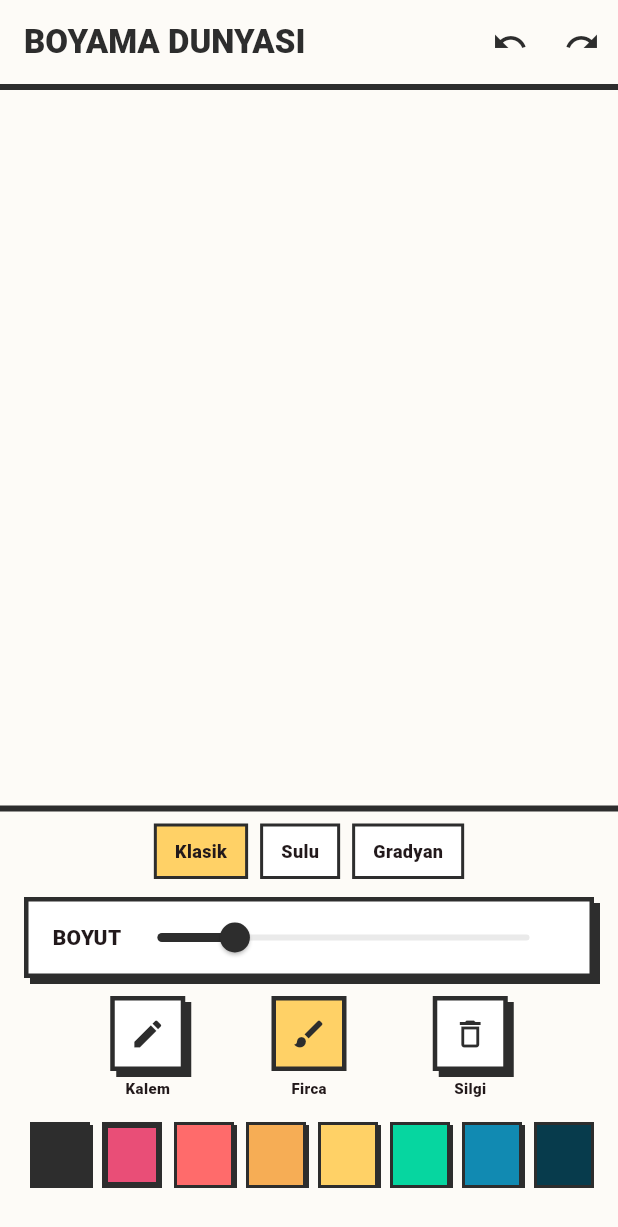
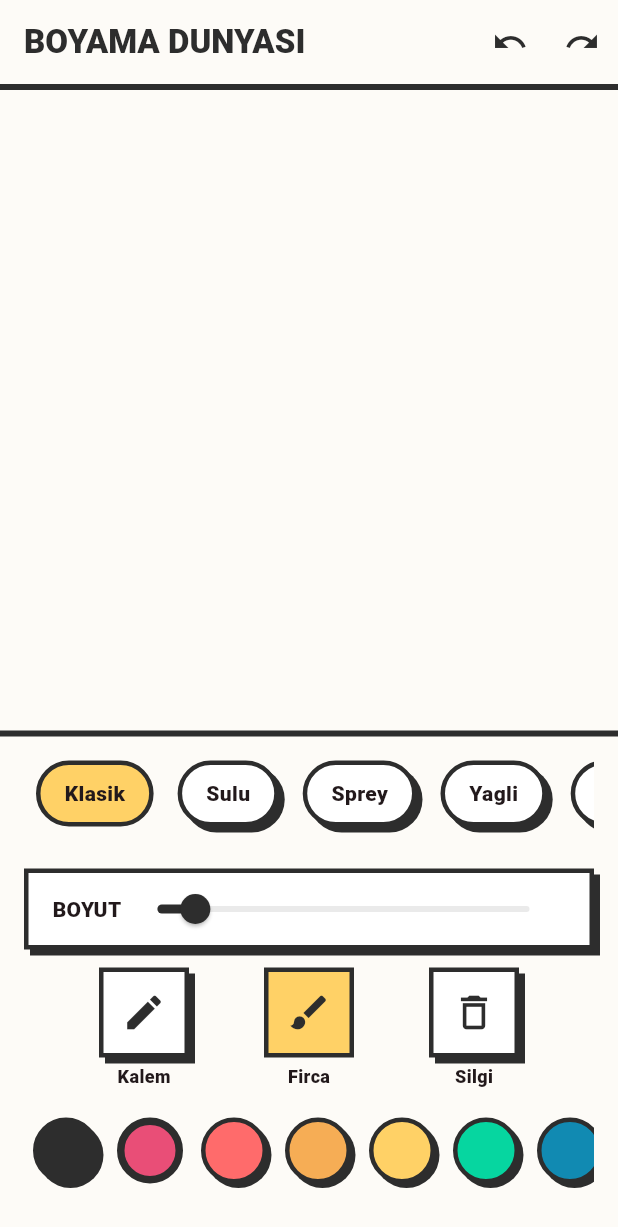
Before and after one commit to gokhanuzenn/color, a Flutter app: the ColoringCanvasScreen screen opened directly with empty values, item 2 of the bottom bar chosen, on a phone screen of 412 x 824 dp. Shown: the top 1227 px of the screen. Run offline on Flutter 3.47's test engine with Material 3 defaults, Android fonts, the light colour scheme and no system bars; statements that could not run were skipped.

Commit message:
Restore beautiful UI features (42 colors, circular palette, oval buttons) with coordinate and scaling fixes

```diff
--- a/lib/screens/coloring_canvas_screen.dart
+++ b/lib/screens/coloring_canvas_screen.dart
@@ -11,15 +11,20 @@ enum DrawingTool {
   kursun,
   tukenmez,
   keceli,
+  jel_kalem,
+  komur,
+  boya_kalemi,
   firca_classic,
   sulu_firca,
-  boya_kalemi,
+  sprey,
+  yagli_boya,
+  kuru_firca,
+  gradyan_fircasi,
   eraser,
-  gradyan_fircasi,
 }
 
 abstract class PaintOp {
-  void draw(Canvas canvas, double parentOpacity, Color secondaryColor, double scale, double offsetX, double offsetY);
+  void draw(Canvas canvas, double parentOpacity, Color secondaryColor);
   Map<String, dynamic> toJson();
 }
 
@@ -29,8 +34,6 @@ class PathOp extends PaintOp {
   final Color color;
   final double strokeWidth;
   final double opacity;
-  final ui.Path? clipPath;
-  ui.Path? _memoizedPath;
 
   PathOp({
     required this.points,
@@ -38,41 +41,10 @@ class PathOp extends PaintOp {
     required this.color,
     required this.strokeWidth,
     this.opacity = 1.0,
-    this.clipPath,
   });
 
-  ui.Path get path {
-    if (_memoizedPath != null) return _memoizedPath!;
-    _memoizedPath = ui.Path();
-    if (points.isEmpty) return _memoizedPath!;
-
-    bool first = true;
-    for (int i = 0; i < points.length; i++) {
-      if (points[i] != null) {
-        if (first) {
-          _memoizedPath!.moveTo(points[i]!.dx, points[i]!.dy);
-          first = false;
-        } else {
-          _memoizedPath!.lineTo(points[i]!.dx, points[i]!.dy);
-        }
-      } else {
-        first = true;
-      }
-    }
-    return _memoizedPath!;
-  }
-
-  void invalidatePath() {
-    _memoizedPath = null;
-  }
-
   @override
-  void draw(Canvas canvas, double parentOpacity, Color secondaryColor, double scale, double offsetX, double offsetY) {
-    if (clipPath != null) {
-      canvas.save();
-      canvas.clipPath(clipPath!);
-    }
-
+  void draw(Canvas canvas, double parentOpacity, Color secondaryColor) {
     final finalOpacity = opacity * parentOpacity;
     final paint = Paint()
       ..color = color.withOpacity(finalOpacity)
@@ -87,20 +59,77 @@ class PathOp extends PaintOp {
     }
 
     switch (tool) {
-      case DrawingTool.sulu_firca:
-        paint.maskFilter = const MaskFilter.blur(BlurStyle.normal, 8);
-        paint.color = color.withOpacity(finalOpacity * 0.2);
-        paint.strokeWidth = strokeWidth * 2.5;
-        canvas.drawPath(path, paint);
+      case DrawingTool.kursun:
+        paint.strokeWidth = strokeWidth * 0.4;
+        paint.color = color.withOpacity(finalOpacity * 0.7);
+        _drawBasic(canvas, paint);
+        break;
+      case DrawingTool.tukenmez:
+        paint.strokeWidth = strokeWidth * 0.3;
+        paint.color = color.withOpacity(finalOpacity * 0.95);
+        _drawBasic(canvas, paint);
+        break;
+      case DrawingTool.keceli:
+        paint.strokeWidth = strokeWidth * 1.2;
+        paint.strokeCap = StrokeCap.square;
+        paint.color = color.withOpacity(finalOpacity * 0.5);
+        _drawBasic(canvas, paint);
+        break;
+      case DrawingTool.jel_kalem:
+        paint.strokeWidth = strokeWidth * 0.6;
+        _drawBasic(canvas, paint..color = color.withOpacity(finalOpacity * 1.0));
+        break;
+      case DrawingTool.komur:
+        final rnd = math.Random(13);
+        for (int i = 0; i < points.length - 1; i++) {
+          if (points[i] != null && points[i + 1] != null) {
+            for (int j = 0; j < 8; j++) {
+              Offset off = Offset(rnd.nextDouble() * 8 - 4, rnd.nextDouble() * 8 - 4);
+              canvas.drawCircle(points[i]! + off, rnd.nextDouble() * 2, paint..color = color.withOpacity(finalOpacity * 0.2)..style = PaintingStyle.fill);
+            }
+          }
+        }
         break;
       case DrawingTool.boya_kalemi:
         final rnd = math.Random(42);
         for (int i = 0; i < points.length - 1; i++) {
           if (points[i] != null && points[i + 1] != null) {
             for (int j = 0; j < 5; j++) {
-              Offset off = Offset(rnd.nextDouble() * 4 - 2, rnd.nextDouble() * 4 - 2);
-              canvas.drawLine(points[i]! + off, points[i + 1]! + off, paint..color = color.withOpacity(finalOpacity * 0.6));
+              Offset off = Offset(rnd.nextDouble() * 5 - 2.5, rnd.nextDouble() * 5 - 2.5);
+              canvas.drawLine(points[i]! + off, points[i + 1]! + off, paint..color = color.withOpacity(finalOpacity * 0.5)..strokeWidth = strokeWidth * 0.3);
             }
+          }
+        }
+        break;
+      case DrawingTool.sulu_firca:
+        paint.maskFilter = const MaskFilter.blur(BlurStyle.normal, 10);
+        paint.color = color.withOpacity(finalOpacity * 0.2);
+        paint.strokeWidth = strokeWidth * 2.0;
+        _drawBasic(canvas, paint);
+        break;
+      case DrawingTool.sprey:
+        final rnd = math.Random();
+        for (int i = 0; i < points.length; i++) {
+          if (points[i] != null) {
+            for (int j = 0; j < 15; j++) {
+              double r = rnd.nextDouble() * strokeWidth * 2.0;
+              double angle = rnd.nextDouble() * 2 * math.pi;
+              Offset off = Offset(r * math.cos(angle), r * math.sin(angle));
+              canvas.drawCircle(points[i]! + off, rnd.nextDouble() * 1.5, paint..color = color.withOpacity(finalOpacity * 0.15)..style = PaintingStyle.fill);
+            }
+          }
+        }
+        break;
+      case DrawingTool.yagli_boya:
+        paint.strokeWidth = strokeWidth * 1.5;
+        _drawBasic(canvas, paint..color = color.withOpacity(finalOpacity * 0.8));
+        break;
+      case DrawingTool.kuru_firca:
+        paint.strokeWidth = strokeWidth * 0.4;
+        final rnd = math.Random(7);
+        for (int i = 0; i < points.length - 1; i++) {
+          if (points[i] != null && points[i + 1] != null && rnd.nextDouble() > 0.3) {
+            canvas.drawLine(points[i]!, points[i+1]!, paint..color = color.withOpacity(finalOpacity * 0.4));
           }
         }
         break;
@@ -119,37 +148,35 @@ class PathOp extends PaintOp {
         }
         break;
       default:
-        canvas.drawPath(path, paint);
+        _drawBasic(canvas, paint);
+    }
   }
 
-    if (clipPath != null) {
-      canvas.restore();
+  void _drawBasic(Canvas canvas, Paint paint) {
+    for (int i = 0; i < points.length - 1; i++) {
+      if (points[i] != null && points[i + 1] != null) {
+        canvas.drawLine(points[i]!, points[i + 1]!, paint);
+      }
     }
   }
 
   @override
-  Map<String, dynamic> toJson() {
-    return {
+  Map<String, dynamic> toJson() => {
     'type': 'path',
+    'points': points.map((p) => p == null ? null : {'x': p.dx, 'y': p.dy}).toList(),
     'tool': tool.index,
     'color': color.value,
     'strokeWidth': strokeWidth,
     'opacity': opacity,
-      'points': points.map((p) => p == null ? null : {'x': p.dx, 'y': p.dy}).toList(),
   };
-  }
 
   static PathOp fromJson(Map<String, dynamic> json) {
     return PathOp(
+      points: (json['points'] as List).map((p) => p == null ? null : Offset((p['x'] as num).toDouble(), (p['y'] as num).toDouble())).toList(),
       tool: DrawingTool.values[json['tool'] as int],
       color: Color(json['color'] as int),
       strokeWidth: (json['strokeWidth'] as num).toDouble(),
       opacity: (json['opacity'] as num).toDouble(),
-      points: (json['points'] as List).map((p) {
-        if (p == null) return null;
-        final map = p as Map<String, dynamic>;
-        return Offset((map['x'] as num).toDouble(), (map['y'] as num).toDouble());
-      }).toList(),
     );
   }
 }
@@ -191,6 +218,16 @@ class _ColoringCanvasScreenState extends State<ColoringCanvasScreen> with Widget
     const Color(0xFFF6AD55), const Color(0xFFFFD166), const Color(0xFF06D6A0),
     const Color(0xFF118AB2), const Color(0xFF073B4C), const Color(0xFF9B59B6),
     const Color(0xFFED4C67), const Color(0xFFA3CB38), const Color(0xFFC23616),
+    const Color(0xFF000000), const Color(0xFFFFFFFF), const Color(0xFF808080),
+    const Color(0xFFFF0000), const Color(0xFF00FF00), const Color(0xFF0000FF),
+    const Color(0xFFFFFF00), const Color(0xFF00FFFF), const Color(0xFFFF00FF),
+    const Color(0xFFFFA500), const Color(0xFF800080), const Color(0xFF008000),
+    const Color(0xFF800000), const Color(0xFF000080), const Color(0xFF808000),
+    const Color(0xFF008080), const Color(0xFFC0C0C0), const Color(0xFFFFC0CB),
+    const Color(0xFFF0E68C), const Color(0xFFE6E6FA), const Color(0xFFFFF0F5),
+    const Color(0xFFFAF0E6), const Color(0xFF7B68EE), const Color(0xFF48D1CC),
+    const Color(0xFFB0C4DE), const Color(0xFF20B2AA), const Color(0xFF778899),
+    const Color(0xFFBC8F8F), const Color(0xFF4682B4), const Color(0xFFD2B48C),
   ];
 
   @override
@@ -240,18 +277,9 @@ class _ColoringCanvasScreenState extends State<ColoringCanvasScreen> with Widget
       final file = await _getSaveFile();
       if (await file.exists()) {
         final String content = await file.readAsString();
-        final List<dynamic> jsonData = jsonDecode(content);
-        final List<PaintOp> loadedOps = [];
-
-        for (var item in jsonData) {
-          final map = item as Map<String, dynamic>;
-          if (map['type'] == 'path') {
-            loadedOps.add(PathOp.fromJson(map));
-          }
-        }
-
+        final List decoded = jsonDecode(content);
         setState(() {
-          operations = loadedOps;
+          operations = decoded.map((item) => PathOp.fromJson(item)).toList();
         });
       }
     } catch (e) {
@@ -370,7 +398,6 @@ class _ColoringCanvasScreenState extends State<ColoringCanvasScreen> with Widget
                               }
                               setState(() {
                                 op.points.add(pixelPos);
-                                op.invalidatePath();
                               });
                             }
                           },
@@ -411,7 +438,7 @@ class _ColoringCanvasScreenState extends State<ColoringCanvasScreen> with Widget
       child: Column(
         mainAxisSize: MainAxisSize.min,
         children: [
-          if (showSubToolMenu) _buildSubToolMenu(),
+          _buildSubToolMenu(),
           const SizedBox(height: 12),
           _buildStrokeWidthSlider(),
           const SizedBox(height: 12),
@@ -445,7 +472,7 @@ class _ColoringCanvasScreenState extends State<ColoringCanvasScreen> with Widget
             child: Slider(
               value: brushWidth,
               min: 2.0,
-              max: 50.0,
+              max: 100.0,
               activeColor: const Color(0xFF2D2D2D),
               inactiveColor: const Color(0xFF2D2D2D).withOpacity(0.1),
               onChanged: (v) => setState(() => brushWidth = v),
@@ -457,26 +484,39 @@ class _ColoringCanvasScreenState extends State<ColoringCanvasScreen> with Widget
   }
 
   Widget _buildSubToolMenu() {
+    if (!showSubToolMenu || currentMenuType == null) return const SizedBox.shrink();
+
     final subTools = currentMenuType == 'Kalem'
         ? [
             {'tool': DrawingTool.kursun, 'label': 'Kursun'},
+            {'tool': DrawingTool.tukenmez, 'label': 'Tukenmez'},
             {'tool': DrawingTool.keceli, 'label': 'Keceli'},
+            {'tool': DrawingTool.jel_kalem, 'label': 'Jel'},
+            {'tool': DrawingTool.komur, 'label': 'Komur'},
             {'tool': DrawingTool.boya_kalemi, 'label': 'Boya'},
           ]
         : [
             {'tool': DrawingTool.firca_classic, 'label': 'Klasik'},
             {'tool': DrawingTool.sulu_firca, 'label': 'Sulu'},
+            {'tool': DrawingTool.sprey, 'label': 'Sprey'},
+            {'tool': DrawingTool.yagli_boya, 'label': 'Yagli'},
+            {'tool': DrawingTool.kuru_firca, 'label': 'Kuru'},
             {'tool': DrawingTool.gradyan_fircasi, 'label': 'Gradyan'},
           ];
 
-    return Row(
-      mainAxisAlignment: MainAxisAlignment.center,
-      children: subTools.map((st) {
+    return Container(
+      height: 60,
+      margin: const EdgeInsets.only(bottom: 8),
+      child: ListView.builder(
+        scrollDirection: Axis.horizontal,
+        itemCount: subTools.length,
+        itemBuilder: (context, index) {
+          final st = subTools[index];
           final tool = st['tool'] as DrawingTool;
+          bool isSelected = activeTool == tool;
           return GestureDetector(
             onTap: () => setState(() {
                 activeTool = tool;
-              showSubToolMenu = false;
                 if (currentMenuType == 'Kalem') {
                   _lastPencilTool = tool;
                 } else if (currentMenuType == 'Firca') {
@@ -484,21 +524,24 @@ class _ColoringCanvasScreenState extends State<ColoringCanvasScreen> with Widget
                 }
               }),
             child: Container(
-            margin: const EdgeInsets.symmetric(horizontal: 4),
-            padding: const EdgeInsets.symmetric(horizontal: 12, vertical: 8),
+              margin: const EdgeInsets.symmetric(horizontal: 8, vertical: 8),
+              padding: const EdgeInsets.symmetric(horizontal: 16, vertical: 8),
               decoration: BoxDecoration(
-              color: activeTool == tool ? const Color(0xFFFFD166) : Colors.white,
-              border: Border.all(color: const Color(0xFF2D2D2D), width: 2),
+                color: isSelected ? const Color(0xFFFFD166) : Colors.white,
+                borderRadius: BorderRadius.circular(30),
+                border: Border.all(color: const Color(0xFF2D2D2D), width: 3),
+                boxShadow: isSelected ? null : const [BoxShadow(color: Color(0xFF2D2D2D), offset: Offset(4, 4))],
               ),
-            child: Text(st['label'] as String, style: const TextStyle(fontWeight: FontWeight.w900, fontSize: 12)),
+              child: Center(child: Text(st['label'] as String, style: const TextStyle(fontWeight: FontWeight.w900, fontSize: 14))),
             ),
           );
-      }).toList(),
+        }
+      ),
     );
   }
 
   Widget _toolButton(DrawingTool tool, IconData icon, String label, {bool isMenu = false}) {
-    bool isSelected = activeTool == tool || (isMenu && currentMenuType == label && showSubToolMenu);
+    bool isSelected = (isMenu && currentMenuType == label) || (!isMenu && activeTool == tool);
     return GestureDetector(
       onTap: () {
         if (isMenu) {
@@ -526,16 +569,16 @@ class _ColoringCanvasScreenState extends State<ColoringCanvasScreen> with Widget
       child: Column(
         children: [
           Container(
-            width: 50, height: 50,
+            width: 60, height: 60,
             decoration: BoxDecoration(
               color: isSelected ? const Color(0xFFFFD166) : Colors.white,
               border: Border.all(color: const Color(0xFF2D2D2D), width: 3),
               boxShadow: isSelected ? null : const [BoxShadow(color: Color(0xFF2D2D2D), offset: Offset(4, 4))],
             ),
-            child: Icon(icon, color: const Color(0xFF2D2D2D)),
+            child: Icon(icon, color: const Color(0xFF2D2D2D), size: 30),
           ),
           const SizedBox(height: 4),
-          Text(label, style: const TextStyle(fontSize: 10, fontWeight: FontWeight.w900)),
+          Text(label, style: const TextStyle(fontSize: 12, fontWeight: FontWeight.w900)),
         ],
       ),
     );
@@ -543,19 +586,26 @@ class _ColoringCanvasScreenState extends State<ColoringCanvasScreen> with Widget
 
   Widget _buildPalette() {
     return SizedBox(
-      height: 44,
+      height: 50,
       child: ListView.builder(
         scrollDirection: Axis.horizontal,
         itemCount: palette.length,
         itemBuilder: (context, index) => GestureDetector(
           onTap: () => setState(() { secondaryColor = selectedColor; selectedColor = palette[index]; }),
           child: Container(
-            margin: const EdgeInsets.symmetric(horizontal: 4),
-            width: 40,
+            margin: const EdgeInsets.symmetric(horizontal: 6),
+            width: 44,
+            height: 44,
             decoration: BoxDecoration(
               color: palette[index],
-              border: Border.all(color: const Color(0xFF2D2D2D), width: selectedColor == palette[index] ? 4 : 2),
-              boxShadow: selectedColor == palette[index] ? null : const [BoxShadow(color: Color(0xFF2D2D2D), offset: Offset(2, 2))],
+              shape: BoxShape.circle,
+              border: Border.all(
+                color: const Color(0xFF2D2D2D),
+                width: selectedColor == palette[index] ? 5 : 3
+              ),
+              boxShadow: selectedColor == palette[index]
+                  ? null
+                  : const [BoxShadow(color: Color(0xFF2D2D2D), offset: Offset(3, 3))],
             ),
           ),
         ),
@@ -575,8 +625,8 @@ class ColoringPainter extends CustomPainter {
   void paint(Canvas canvas, Size size) {
     if (template == null) return;
 
-    final width = template!.width;
-    final height = template!.height;
+    final width = template!.width.toDouble();
+    final height = template!.height.toDouble();
     double scale = math.min(size.width / width, size.height / height);
     double offsetX = (size.width - width * scale) / 2;
     double offsetY = (size.height - height * scale) / 2;
@@ -585,11 +635,10 @@ class ColoringPainter extends CustomPainter {
     canvas.translate(offsetX, offsetY);
     canvas.scale(scale);
 
-    canvas.saveLayer(Rect.fromLTWH(0, 0, width.toDouble(), height.toDouble()), Paint());
+    canvas.saveLayer(Rect.fromLTWH(0, 0, width, height), Paint());
 
     for (var op in operations) {
-      // Pass 1.0 as scale because the canvas is already scaled.
-      op.draw(canvas, 1.0, secondaryColor, 1.0, 0, 0);
+      op.draw(canvas, 1.0, secondaryColor);
     }
 
     final paint = Paint()..blendMode = BlendMode.multiply;
```
Lines whose indentation alone changed are shown as unchanged.
